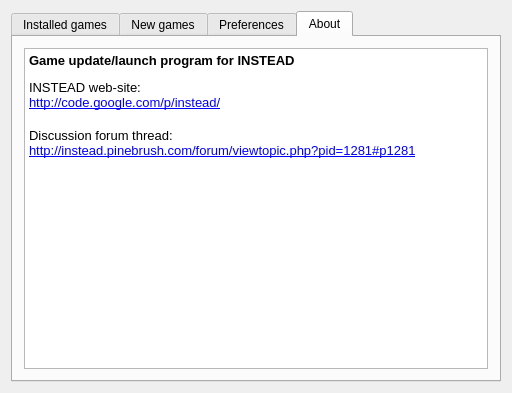
This is mainwindow.ui in instead-hub/instead-launcher as Qt 5 draws it before an edit. The edited form follows.
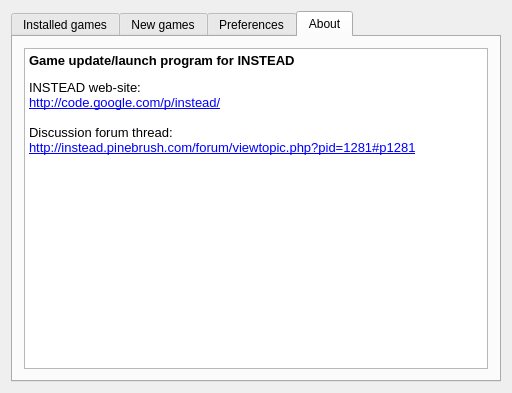
This is the edited form. The open tabs and pages were chosen to show the change.

What changed in the file:
```diff
--- a/mainwindow.ui
+++ b/mainwindow.ui
@@ -308,10 +308,10 @@
            <string>&lt;!DOCTYPE HTML PUBLIC &quot;-//W3C//DTD HTML 4.0//EN&quot; &quot;http://www.w3.org/TR/REC-html40/strict.dtd&quot;&gt;
 &lt;html&gt;&lt;head&gt;&lt;meta name=&quot;qrichtext&quot; content=&quot;1&quot; /&gt;&lt;style type=&quot;text/css&quot;&gt;
 p, li { white-space: pre-wrap; }
-&lt;/style&gt;&lt;/head&gt;&lt;body style=&quot; font-family:'Droid Sans'; font-size:11pt; font-weight:400; font-style:normal;&quot;&gt;
-&lt;p style=&quot; margin-top:14px; margin-bottom:12px; margin-left:0px; margin-right:0px; -qt-block-indent:0; text-indent:0px;&quot;&gt;&lt;span style=&quot; font-family:'Sans Serif'; font-size:10pt; font-weight:600;&quot;&gt;Game update/launch program for INSTEAD&lt;/span&gt;&lt;/p&gt;
-&lt;p style=&quot; margin-top:0px; margin-bottom:0px; margin-left:0px; margin-right:0px; -qt-block-indent:0; text-indent:0px;&quot;&gt;&lt;span style=&quot; font-family:'Sans Serif'; font-size:10pt;&quot;&gt;INSTEAD web-site:&lt;br /&gt;&lt;/span&gt;&lt;a href=&quot;http://code.google.com/p/instead/&quot;&gt;&lt;span style=&quot; font-family:'Sans Serif'; font-size:10pt; text-decoration: underline; color:#0000ff;&quot;&gt;http://code.google.com/p/instead/&lt;/span&gt;&lt;/a&gt;&lt;span style=&quot; font-family:'Sans Serif'; font-size:10pt;&quot;&gt;&lt;br /&gt;&lt;/span&gt;&lt;/p&gt;
-&lt;p style=&quot; margin-top:0px; margin-bottom:0px; margin-left:0px; margin-right:0px; -qt-block-indent:0; text-indent:0px;&quot;&gt;&lt;span style=&quot; font-family:'Sans Serif'; font-size:10pt;&quot;&gt;Discussion forum thread:&lt;br /&gt;&lt;/span&gt;&lt;a href=&quot;http://instead.pinebrush.com/forum/viewtopic.php?pid=1281#p1281&quot;&gt;&lt;span style=&quot; font-family:'Sans Serif'; font-size:10pt; text-decoration: underline; color:#0000ff;&quot;&gt;http://instead.pinebrush.com/forum/viewtopic.php?pid=1281#p1281&lt;/span&gt;&lt;/a&gt;&lt;span style=&quot; font-family:'Sans Serif'; font-size:10pt;&quot;&gt; &lt;/span&gt;&lt;/p&gt;&lt;/body&gt;&lt;/html&gt;</string>
+&lt;/style&gt;&lt;/head&gt;&lt;body style=&quot; font-family:'Sans'; font-size:10pt; font-weight:400; font-style:normal;&quot;&gt;
+&lt;p style=&quot; margin-top:14px; margin-bottom:12px; margin-left:0px; margin-right:0px; -qt-block-indent:0; text-indent:0px;&quot;&gt;&lt;span style=&quot; font-family:'Sans Serif'; font-weight:600;&quot;&gt;Game update/launch program for INSTEAD&lt;/span&gt;&lt;/p&gt;
+&lt;p style=&quot; margin-top:0px; margin-bottom:0px; margin-left:0px; margin-right:0px; -qt-block-indent:0; text-indent:0px;&quot;&gt;&lt;span style=&quot; font-family:'Sans Serif';&quot;&gt;INSTEAD web-site:&lt;br /&gt;&lt;/span&gt;&lt;a href=&quot;http://code.google.com/p/instead/&quot;&gt;&lt;span style=&quot; font-family:'Sans Serif'; text-decoration: underline; color:#0000ff;&quot;&gt;http://code.google.com/p/instead/&lt;/span&gt;&lt;/a&gt;&lt;span style=&quot; font-family:'Sans Serif';&quot;&gt;&lt;br /&gt;&lt;/span&gt;&lt;/p&gt;
+&lt;p style=&quot; margin-top:0px; margin-bottom:0px; margin-left:0px; margin-right:0px; -qt-block-indent:0; text-indent:0px;&quot;&gt;&lt;span style=&quot; font-family:'Sans Serif';&quot;&gt;Discussion forum thread:&lt;br /&gt;&lt;/span&gt;&lt;a href=&quot;http://instead.pinebrush.com/forum/viewtopic.php?pid=1281#p1281&quot;&gt;&lt;span style=&quot; font-family:'Sans Serif'; text-decoration: underline; color:#0000ff;&quot;&gt;http://instead.pinebrush.com/forum/viewtopic.php?pid=1281#p1281&lt;/span&gt;&lt;/a&gt;&lt;span style=&quot; font-family:'Sans Serif';&quot;&gt; &lt;/span&gt;&lt;/p&gt;&lt;/body&gt;&lt;/html&gt;</string>
           </property>
           <property name="openExternalLinks">
            <bool>true</bool>
```
Left out of the diff: 5 changed lines with no effect on the pictures.
